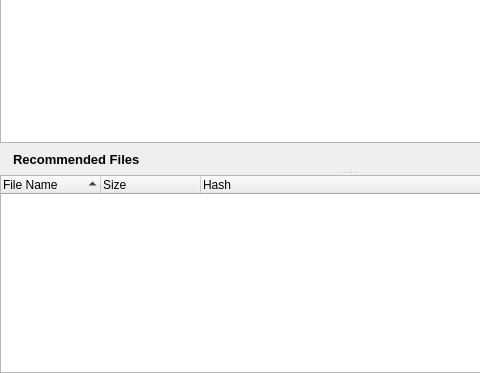
RetroShare/RetroShare, file retroshare-gui/src/gui/msgs/MessageWidget.ui: the form before one commit; both pictures show x 0 to 480 and y 166 to 539 of the 698 by 539 pixel window.
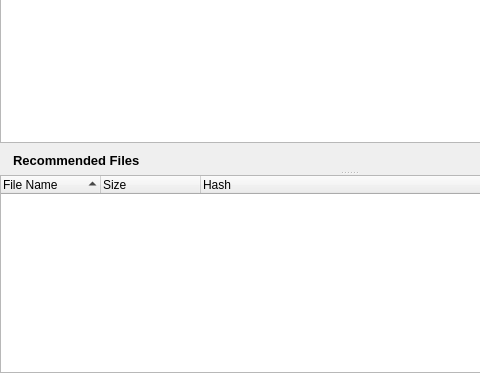
The form after the commit. Icons and pictures are not drawn.

Diff of the .ui file:
```diff
--- a/retroshare-gui/src/gui/msgs/MessageWidget.ui
+++ b/retroshare-gui/src/gui/msgs/MessageWidget.ui
@@ -73,11 +73,15 @@
             </item>
             <item row="0" column="3">
              <widget class="QLabel" name="label_2">
+              <property name="font">
+               <font>
+                <pointsize>10</pointsize>
+                <weight>75</weight>
+                <bold>true</bold>
+               </font>
+              </property>
               <property name="text">
-               <string>&lt;html&gt;&lt;head&gt;&lt;meta name=&quot;qrichtext&quot; content=&quot;1&quot; /&gt;&lt;style type=&quot;text/css&quot;&gt;
-p, li { white-space: pre-wrap; }
-&lt;/style&gt;&lt;/head&gt;&lt;body style=&quot; font-family:'Arial'; font-size:8pt; font-weight:400; font-style:normal; text-decoration:none;&quot;&gt;
-&lt;p style=&quot; margin-top:0px; margin-bottom:0px; margin-left:0px; margin-right:0px; -qt-block-indent:0; text-indent:0px;&quot;&gt;&lt;span style=&quot; font-size:10pt; font-weight:600;&quot;&gt;Recommended Files&lt;/span&gt;&lt;/p&gt;&lt;/body&gt;&lt;/html&gt;</string>
+               <string>Recommended Files</string>
               </property>
              </widget>
             </item>
```
